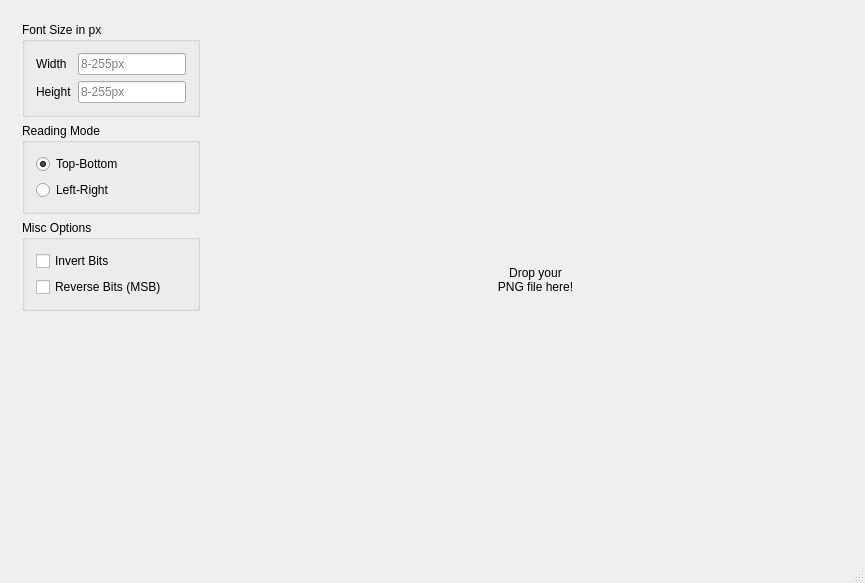
Qt form mainwindow.ui (ayoy/font2bytes) before a commit.
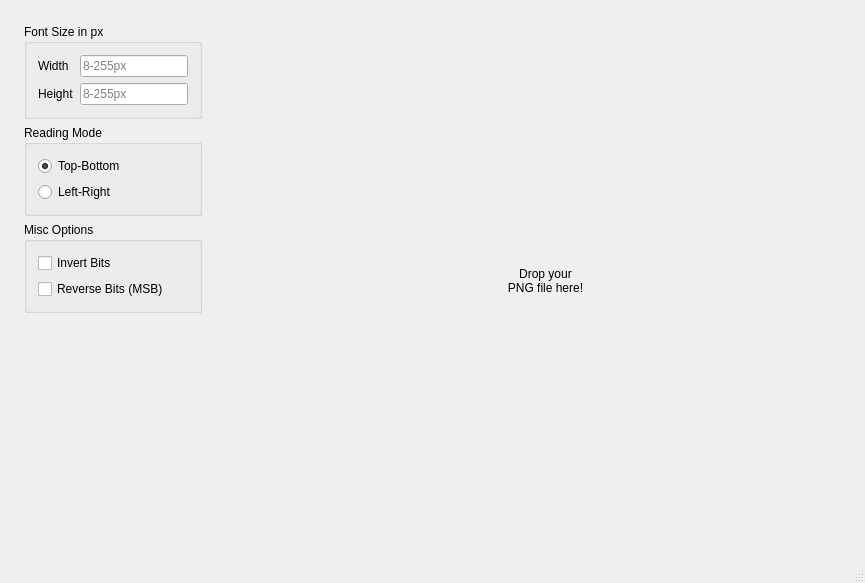
The same form after that commit. Custom widgets are drawn as their Qt base class.

Commit message: Add Drag and Drop action support in the UI

Diff of the .ui file:
```diff
--- a/mainwindow.ui
+++ b/mainwindow.ui
@@ -15,6 +15,21 @@
   </property>
   <widget class="QWidget" name="centralWidget">
    <layout class="QHBoxLayout" name="horizontalLayout" stretch="0,0">
+    <property name="spacing">
+     <number>0</number>
+    </property>
+    <property name="leftMargin">
+     <number>0</number>
+    </property>
+    <property name="topMargin">
+     <number>0</number>
+    </property>
+    <property name="rightMargin">
+     <number>0</number>
+    </property>
+    <property name="bottomMargin">
+     <number>0</number>
+    </property>
     <item>
      <widget class="QWidget" name="sideBarWidget" native="true">
       <property name="sizePolicy">
@@ -24,6 +39,18 @@
        </sizepolicy>
       </property>
       <layout class="QVBoxLayout" name="verticalLayout">
+       <property name="leftMargin">
+        <number>24</number>
+       </property>
+       <property name="topMargin">
+        <number>24</number>
+       </property>
+       <property name="rightMargin">
+        <number>24</number>
+       </property>
+       <property name="bottomMargin">
+        <number>24</number>
+       </property>
        <item>
         <widget class="QGroupBox" name="fontSizeGroupBox">
          <property name="title">
@@ -139,10 +166,26 @@
       </property>
       <widget class="QWidget" name="page">
        <layout class="QGridLayout" name="gridLayout">
+        <property name="leftMargin">
+         <number>0</number>
+        </property>
+        <property name="topMargin">
+         <number>0</number>
+        </property>
+        <property name="rightMargin">
+         <number>0</number>
+        </property>
+        <property name="bottomMargin">
+         <number>0</number>
+        </property>
+        <property name="spacing">
+         <number>0</number>
+        </property>
         <item row="0" column="0">
          <widget class="DropLabel" name="promptLabel">
           <property name="text">
-           <string>&lt;html&gt;&lt;head/&gt;&lt;body&gt;Drop your&lt;br&gt;PNG file here!&lt;/body&gt;&lt;/html&gt;</string>
+           <string>Drop your
+PNG file here!</string>
           </property>
           <property name="alignment">
            <set>Qt::AlignCenter</set>
@@ -181,6 +224,12 @@
    <extends>QLabel</extends>
    <header>droplabel.h</header>
   </customwidget>
+  <customwidget>
+   <class>DroppableStackedWidget</class>
+   <extends>QStackedWidget</extends>
+   <header>droppablestackedwidget.h</header>
+   <container>1</container>
+  </customwidget>
  </customwidgets>
  <resources/>
  <connections/>
```
Left out of the diff: 5 changed lines with no effect on the pictures. The commit also changes 7 other files.
